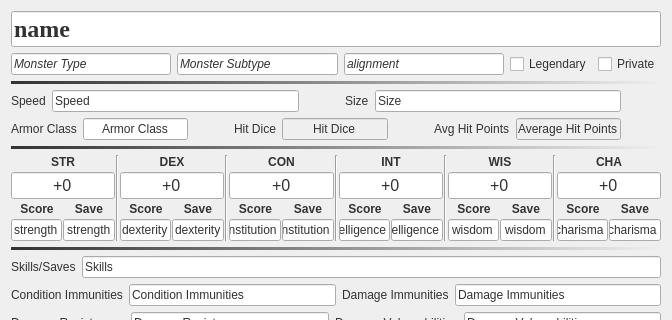
Above: DMHelper/src/resources/ui/monster5e.ui from MMetze/DMHelper before the change; both pictures show x 0 to 672 and y 0 to 320 of the 672 by 742 pixel window. Below: the same form after it.
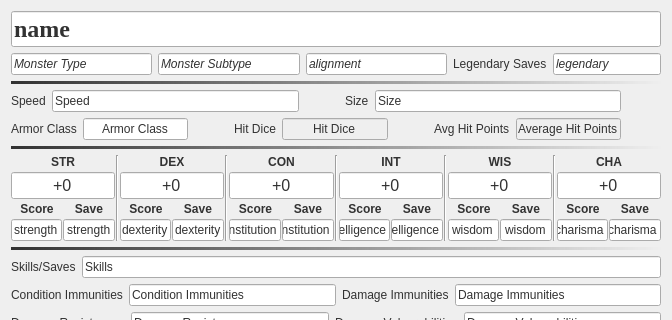
That is the form after the change. Icons and pictures are not drawn.

Commit message: Many little fixes in character, monster and ruleset

```diff
--- a/DMHelper/src/resources/ui/monster5e.ui
+++ b/DMHelper/src/resources/ui/monster5e.ui
@@ -39,7 +39,7 @@
     </widget>
    </item>
    <item>
-    <layout class="QHBoxLayout" name="horizontalLayout_21">
+    <layout class="QHBoxLayout" name="horizontalLayout_21" stretch="2,2,2,0,0">
      <item>
       <widget class="QLineEdit" name="edtMonsterType">
        <property name="font">
@@ -86,19 +86,21 @@
       </widget>
      </item>
      <item>
-      <widget class="QCheckBox" name="chkLegendary">
+      <widget class="QLabel" name="label_14">
        <property name="text">
-        <string>Legendary</string>
-       </property>
-       <property name="dmhValue" stdset="0">
-        <string>legendary</string>
+        <string>Legendary Saves</string>
        </property>
       </widget>
      </item>
      <item>
-      <widget class="QCheckBox" name="chkPrivate">
+      <widget class="QLineEdit" name="edtLegendarySaves">
+       <property name="font">
+        <font>
+         <italic>true</italic>
+        </font>
+       </property>
        <property name="text">
-        <string>Private</string>
+        <string>legendary</string>
        </property>
        <property name="dmhValue" stdset="0">
         <string>private</string>
```
Left out of the diff: 2 changed lines with no effect on the pictures. The commit also changes 18 other files.
